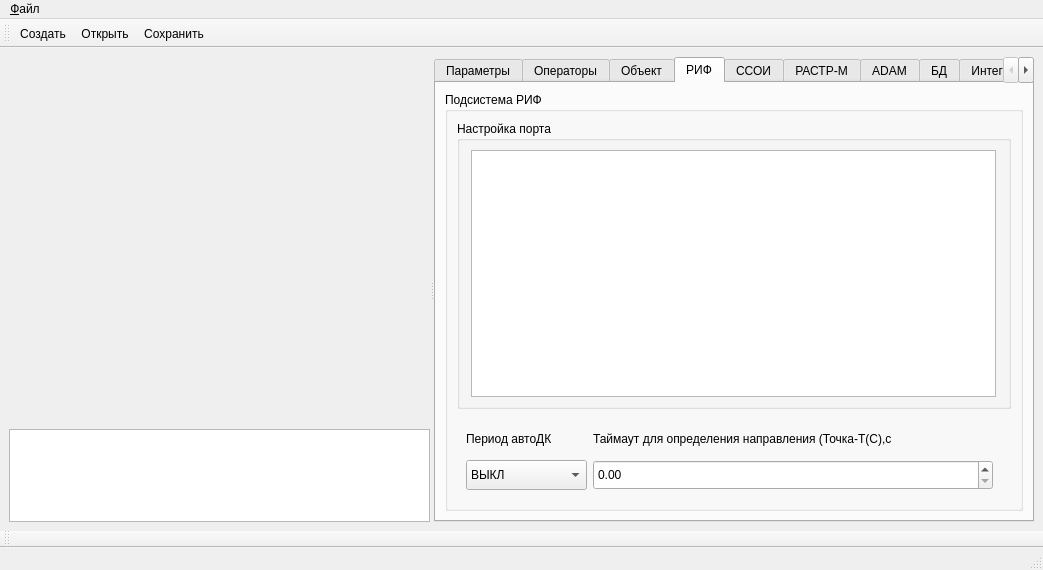
xXRadioHeadXx/start7, file m_cfg/MainWindowCFG.ui: the form before one commit.
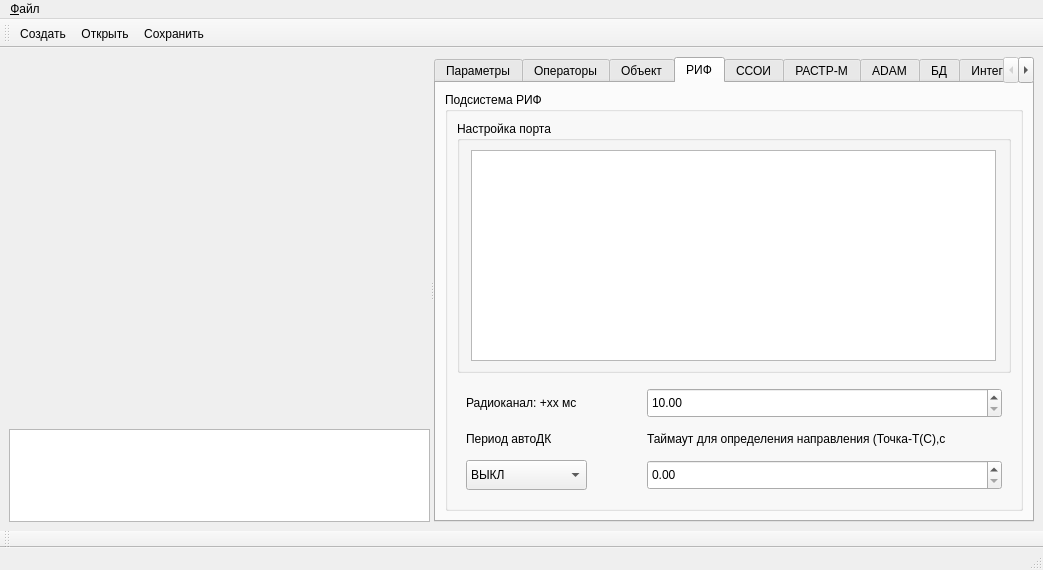
The form after the commit. The open tabs and pages were chosen to show the change. Icons and pictures are not drawn. Custom widgets are drawn as their Qt base class.

What changed in the file:
```diff
--- a/m_cfg/MainWindowCFG.ui
+++ b/m_cfg/MainWindowCFG.ui
@@ -2731,7 +2731,45 @@
                </sizepolicy>
               </property>
               <layout class="QGridLayout" name="gridLayout_3">
-               <item row="1" column="1">
+               <item row="3" column="0">
+                <widget class="QLabel" name="label_57">
+                 <property name="sizePolicy">
+                  <sizepolicy hsizetype="Fixed" vsizetype="Fixed">
+                   <horstretch>0</horstretch>
+                   <verstretch>0</verstretch>
+                  </sizepolicy>
+                 </property>
+                 <property name="minimumSize">
+                  <size>
+                   <width>121</width>
+                   <height>30</height>
+                  </size>
+                 </property>
+                 <property name="text">
+                  <string>Период автоДК</string>
+                 </property>
+                </widget>
+               </item>
+               <item row="3" column="1" colspan="2">
+                <widget class="QLabel" name="label_58">
+                 <property name="sizePolicy">
+                  <sizepolicy hsizetype="Fixed" vsizetype="Fixed">
+                   <horstretch>0</horstretch>
+                   <verstretch>0</verstretch>
+                  </sizepolicy>
+                 </property>
+                 <property name="minimumSize">
+                  <size>
+                   <width>401</width>
+                   <height>30</height>
+                  </size>
+                 </property>
+                 <property name="text">
+                  <string>Таймаут для определения направления (Точка-Т(С),c</string>
+                 </property>
+                </widget>
+               </item>
+               <item row="4" column="0">
                 <widget class="QComboBox" name="RIF_AutoDK_comboBox">
                  <property name="sizePolicy">
                   <sizepolicy hsizetype="Fixed" vsizetype="Fixed">
@@ -2772,45 +2810,7 @@
                  </item>
                 </widget>
                </item>
-               <item row="0" column="1">
-                <widget class="QLabel" name="label_57">
-                 <property name="sizePolicy">
-                  <sizepolicy hsizetype="Fixed" vsizetype="Fixed">
-                   <horstretch>0</horstretch>
-                   <verstretch>0</verstretch>
-                  </sizepolicy>
-                 </property>
-                 <property name="minimumSize">
-                  <size>
-                   <width>121</width>
-                   <height>30</height>
-                  </size>
-                 </property>
-                 <property name="text">
-                  <string>Период автоДК</string>
-                 </property>
-                </widget>
-               </item>
-               <item row="0" column="2">
-                <widget class="QLabel" name="label_58">
-                 <property name="sizePolicy">
-                  <sizepolicy hsizetype="Fixed" vsizetype="Fixed">
-                   <horstretch>0</horstretch>
-                   <verstretch>0</verstretch>
-                  </sizepolicy>
-                 </property>
-                 <property name="minimumSize">
-                  <size>
-                   <width>401</width>
-                   <height>30</height>
-                  </size>
-                 </property>
-                 <property name="text">
-                  <string>Таймаут для определения направления (Точка-Т(С),c</string>
-                 </property>
-                </widget>
-               </item>
-               <item row="1" column="2" colspan="3">
+               <item row="4" column="1" colspan="2">
                 <widget class="QDoubleSpinBox" name="RIF_TochkaDirectionInterval_doubleSpinBox">
                  <property name="sizePolicy">
                   <sizepolicy hsizetype="Fixed" vsizetype="Fixed">
@@ -2835,6 +2835,56 @@
                  </property>
                 </widget>
                </item>
+               <item row="1" column="0">
+                <widget class="QLabel" name="label_60">
+                 <property name="sizePolicy">
+                  <sizepolicy hsizetype="Fixed" vsizetype="Fixed">
+                   <horstretch>0</horstretch>
+                   <verstretch>0</verstretch>
+                  </sizepolicy>
+                 </property>
+                 <property name="minimumSize">
+                  <size>
+                   <width>200</width>
+                   <height>30</height>
+                  </size>
+                 </property>
+                 <property name="text">
+                  <string>Радиоканал: +xx мс</string>
+                 </property>
+                </widget>
+               </item>
+               <item row="1" column="1" colspan="2">
+                <widget class="QDoubleSpinBox" name="Radiochanel_delay">
+                 <property name="sizePolicy">
+                  <sizepolicy hsizetype="Fixed" vsizetype="Fixed">
+                   <horstretch>0</horstretch>
+                   <verstretch>0</verstretch>
+                  </sizepolicy>
+                 </property>
+                 <property name="minimumSize">
+                  <size>
+                   <width>0</width>
+                   <height>30</height>
+                  </size>
+                 </property>
+                 <property name="maximumSize">
+                  <size>
+                   <width>400</width>
+                   <height>388</height>
+                  </size>
+                 </property>
+                 <property name="contextMenuPolicy">
+                  <enum>Qt::NoContextMenu</enum>
+                 </property>
+                 <property name="minimum">
+                  <double>10.000000000000000</double>
+                 </property>
+                 <property name="maximum">
+                  <double>99.000000000000000</double>
+                 </property>
+                </widget>
+               </item>
               </layout>
              </widget>
             </item>
```
Left out of the diff: 2 changed lines with no effect on the pictures.
